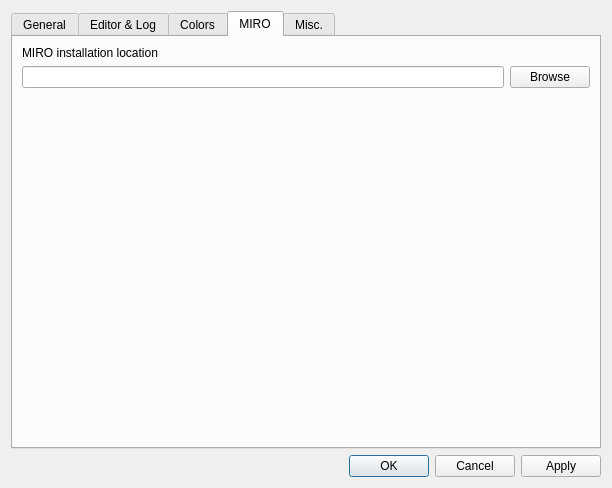
Before: the Qt Designer form src/settingsdialog.ui in GAMS-dev/studio, drawn with Qt 5.
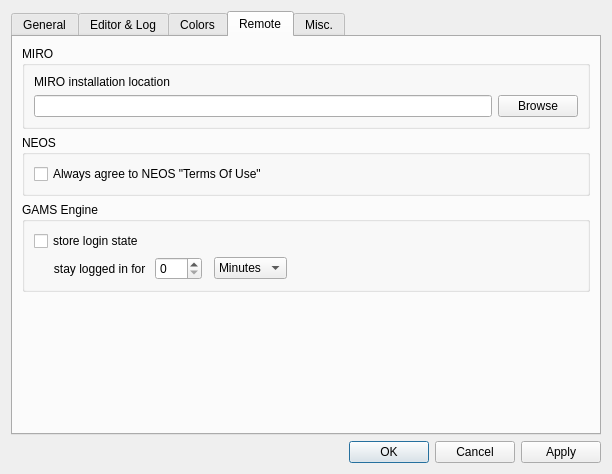
After: the same form once the commit is applied. The open tabs and pages were chosen to show the change. Icons and pictures are not drawn.

Commit message: joined remote settings to "Remote" page in Settings, added Engine settings for storeUserToken, the authToken itself, and expire-time and fixed usage of stored authToken

```diff
--- a/src/settingsdialog.ui
+++ b/src/settingsdialog.ui
@@ -753,29 +753,116 @@
      </widget>
      <widget class="QWidget" name="tabMiro">
       <attribute name="title">
-       <string>MIRO</string>
+       <string>Remote</string>
       </attribute>
       <layout class="QVBoxLayout" name="verticalLayout_miro">
        <item>
-        <widget class="QLabel" name="label_mirolocation">
-         <property name="text">
-          <string>MIRO installation location</string>
+        <widget class="QGroupBox" name="groupBox_2">
+         <property name="title">
+          <string>MIRO</string>
          </property>
+         <layout class="QVBoxLayout" name="verticalLayout">
+          <item>
+           <widget class="QLabel" name="label_mirolocation">
+            <property name="text">
+             <string>MIRO installation location</string>
+            </property>
+           </widget>
+          </item>
+          <item>
+           <layout class="QHBoxLayout" name="horizontalLayout_miro">
+            <item>
+             <widget class="QLineEdit" name="miroEdit"/>
+            </item>
+            <item>
+             <widget class="QPushButton" name="miroBrowseButton">
+              <property name="text">
+               <string>Browse</string>
+              </property>
+             </widget>
+            </item>
+           </layout>
+          </item>
+         </layout>
         </widget>
        </item>
        <item>
-        <layout class="QHBoxLayout" name="horizontalLayout_miro">
-         <item>
-          <widget class="QLineEdit" name="miroEdit"/>
-         </item>
-         <item>
-          <widget class="QPushButton" name="miroBrowseButton">
-           <property name="text">
-            <string>Browse</string>
-           </property>
-          </widget>
-         </item>
-        </layout>
+        <widget class="QGroupBox" name="groupBox_3">
+         <property name="title">
+          <string>NEOS</string>
+         </property>
+         <layout class="QVBoxLayout" name="verticalLayout_2">
+          <item>
+           <widget class="QCheckBox" name="confirmNeosCheckBox">
+            <property name="text">
+             <string>Always agree to NEOS &quot;Terms Of Use&quot;</string>
+            </property>
+           </widget>
+          </item>
+         </layout>
+        </widget>
+       </item>
+       <item>
+        <widget class="QGroupBox" name="groupBox_4">
+         <property name="title">
+          <string>GAMS Engine</string>
+         </property>
+         <layout class="QGridLayout" name="gridLayout_13">
+          <item row="1" column="3">
+           <widget class="QComboBox" name="cbEngineExpireType">
+            <item>
+             <property name="text">
+              <string>Minutes</string>
+             </property>
+            </item>
+            <item>
+             <property name="text">
+              <string>Hours</string>
+             </property>
+            </item>
+            <item>
+             <property name="text">
+              <string>Days</string>
+             </property>
+            </item>
+           </widget>
+          </item>
+          <item row="1" column="0">
+           <widget class="QLabel" name="laEngineStayLoggedIn">
+            <property name="text">
+             <string>      stay logged in for </string>
+            </property>
+           </widget>
+          </item>
+          <item row="1" column="4">
+           <spacer name="horizontalSpacer_3">
+            <property name="orientation">
+             <enum>Qt::Horizontal</enum>
+            </property>
+            <property name="sizeHint" stdset="0">
+             <size>
+              <width>40</width>
+              <height>20</height>
+             </size>
+            </property>
+           </spacer>
+          </item>
+          <item row="0" column="0" colspan="3">
+           <widget class="QCheckBox" name="cbEngineStoreToken">
+            <property name="text">
+             <string>store login state</string>
+            </property>
+           </widget>
+          </item>
+          <item row="1" column="1">
+           <widget class="QSpinBox" name="sbEngineExpireValue">
+            <property name="maximum">
+             <number>999</number>
+            </property>
+           </widget>
+          </item>
+         </layout>
+        </widget>
        </item>
        <item>
         <spacer name="verticalSpacer_miro">
@@ -947,12 +1034,18 @@
             </property>
            </widget>
           </item>
-          <item row="6" column="0" colspan="3">
-           <widget class="QCheckBox" name="confirmNeosCheckBox">
-            <property name="text">
-             <string>Always agree to NEOS &quot;Terms Of Use&quot;</string>
+          <item row="4" column="2" colspan="5">
+           <spacer name="horizontalSpacer_2">
+            <property name="orientation">
+             <enum>Qt::Horizontal</enum>
             </property>
-           </widget>
+            <property name="sizeHint" stdset="0">
+             <size>
+              <width>40</width>
+              <height>1</height>
+             </size>
+            </property>
+           </spacer>
           </item>
           <item row="3" column="6">
            <widget class="QToolButton" name="tb_userLibOpen">
```
Left out of the diff: 105 changed lines with no effect on the pictures. The commit also changes 11 other files.
